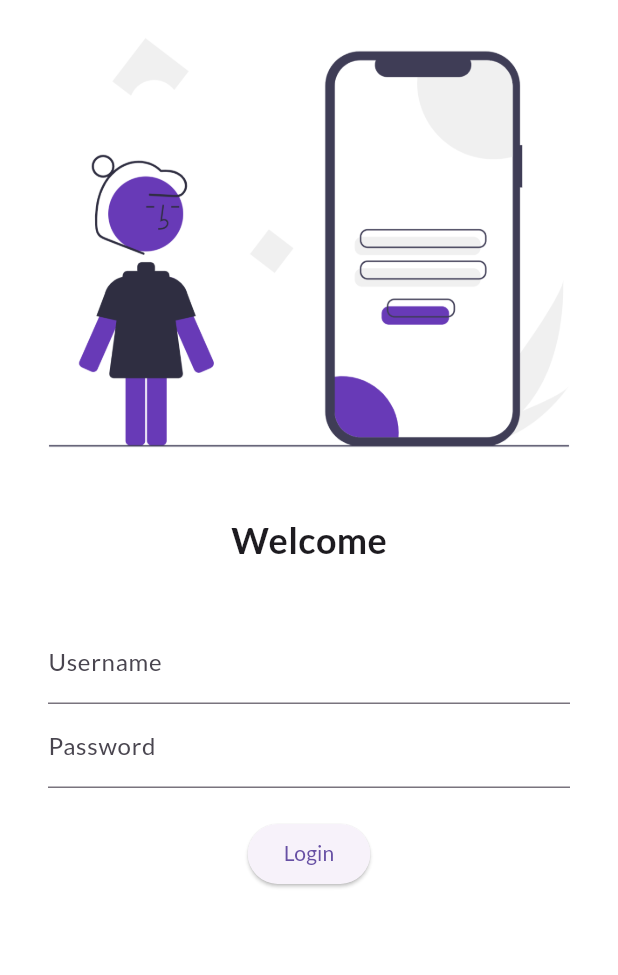
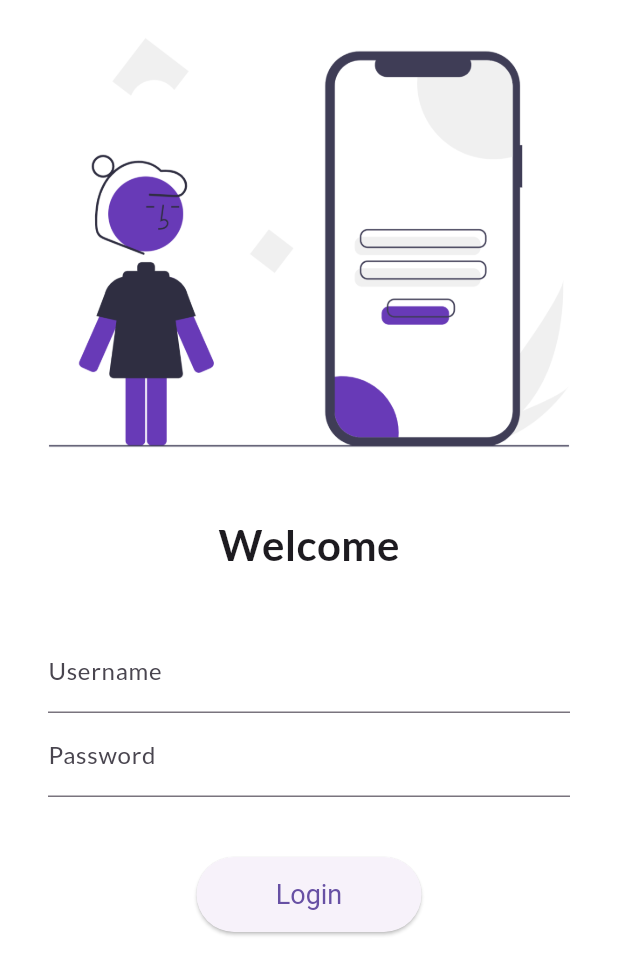
Before and after one commit to shivansh2603/demo_flutter, a Flutter app: the screen it shows after launch, on a phone screen of 412 x 824 dp. Shown: the top 975 px of the screen. Run offline on Flutter 3.47's test engine with Material 3 defaults, Android fonts, the phone set to English and light mode, and no system bars; our stand-ins replace google_fonts.

Commit message:
day 4 done

```diff
--- a/lib/main.dart
+++ b/lib/main.dart
@@ -1,5 +1,6 @@
 import 'package:demo_codepur/pages/home.dart';
 import 'package:demo_codepur/pages/login_page.dart';
+import 'package:demo_codepur/utils/routes.dart';
 import 'package:flutter/material.dart';
 import 'package:google_fonts/google_fonts.dart';
 
@@ -21,8 +22,8 @@ class MyApp extends StatelessWidget {
       //initialRoute: "/home",
       routes: {
         "/": (context) => LoginPage(),
-        "/home": (context) => HomePage(),
-        "/login": (context) => LoginPage(),
+        MyRoutes.homeRoute: (context) => HomePage(),
+        MyRoutes.loginRoute: (context) => LoginPage(),
       },
     );
   }
--- a/lib/pages/login_page.dart
+++ b/lib/pages/login_page.dart
@@ -1,3 +1,4 @@
+import 'package:demo_codepur/utils/routes.dart';
 import 'package:flutter/material.dart';
 
 class LoginPage extends StatelessWidget {
@@ -7,13 +8,14 @@ class LoginPage extends StatelessWidget {
   Widget build(BuildContext context) {
     return Material(
       color: Colors.white,
+      child: SingleChildScrollView(
         child: Column(
           children: [
             Image.asset("assets/login_image.png", fit: BoxFit.cover),
             SizedBox(height: 20),
             Text(
               "Welcome",
-            style: TextStyle(fontSize: 24, fontWeight: FontWeight.bold),
+              style: TextStyle(fontSize: 28, fontWeight: FontWeight.bold),
             ),
             SizedBox(height: 20),
             Padding(
@@ -33,13 +35,23 @@ class LoginPage extends StatelessWidget {
                       labelText: "Password",
                     ),
                   ),
-                SizedBox(height: 20),
-                ElevatedButton(onPressed: () {}, child: Text("Login")),
+                  SizedBox(height: 40),
+                  ElevatedButton(
+                    onPressed: () {
+                      Navigator.pushNamed(context, MyRoutes.homeRoute);
+                    },
+                    style: ElevatedButton.styleFrom(
+                      minimumSize: const Size(150, 50), // Width x Height
+                      textStyle: const TextStyle(fontSize: 18), // Bigger font
+                    ),
+                    child: Text("Login"),
+                  ),
                 ],
               ),
             ),
           ],
         ),
+      ),
     );
   }
 }
--- /dev/null
+++ b/lib/utils/routes.dart
@@ -0,0 +1,4 @@
+class MyRoutes{
+  static String loginRoute = "/login";
+  static String homeRoute = "/home";
+}
```
Lines whose indentation alone changed are shown as unchanged.
